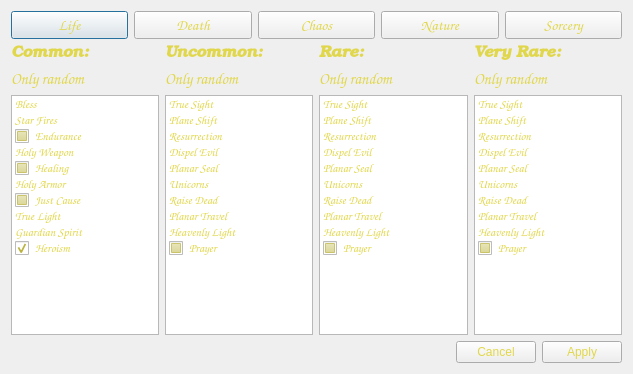
Qt form QMoMDialogs/DialogSelectInitialSpells.ui (jbalcomb/MoM-RTGT) before a commit.
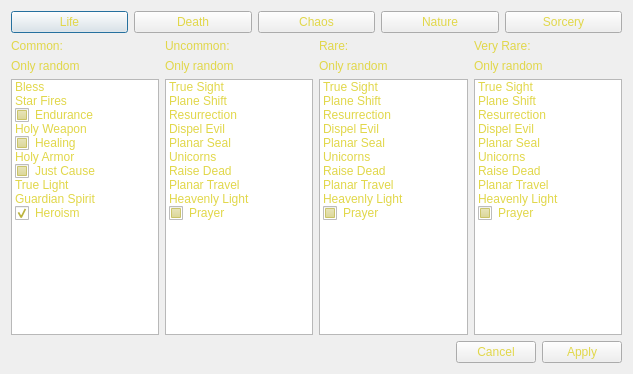
The same form after that commit. Icons and pictures are not drawn.

Commit message: Fix fonts and sizing

What changed in the file:
```diff
--- a/QMoMDialogs/DialogSelectInitialSpells.ui
+++ b/QMoMDialogs/DialogSelectInitialSpells.ui
@@ -10,13 +10,6 @@
     <height>374</height>
    </rect>
   </property>
-  <property name="font">
-   <font>
-    <family>URW Chancery L</family>
-    <pointsize>11</pointsize>
-    <italic>true</italic>
-   </font>
-  </property>
   <property name="windowTitle">
    <string>Select Initial Spells</string>
   </property>
@@ -86,12 +79,6 @@
    </item>
    <item row="3" column="3">
     <widget class="QListWidget" name="listWidget_VeryRare">
-     <property name="font">
-      <font>
-       <family>URW Chancery L</family>
-       <italic>true</italic>
-      </font>
-     </property>
      <property name="editTriggers">
       <set>QAbstractItemView::NoEditTriggers</set>
      </property>
@@ -215,12 +202,6 @@
    </item>
    <item row="3" column="0">
     <widget class="QListWidget" name="listWidget_Common">
-     <property name="font">
-      <font>
-       <family>URW Chancery L</family>
-       <italic>true</italic>
-      </font>
-     </property>
      <property name="editTriggers">
       <set>QAbstractItemView::NoEditTriggers</set>
      </property>
@@ -341,12 +322,6 @@
    </item>
    <item row="3" column="1">
     <widget class="QListWidget" name="listWidget_Uncommon">
-     <property name="font">
-      <font>
-       <family>URW Chancery L</family>
-       <italic>true</italic>
-      </font>
-     </property>
      <property name="editTriggers">
       <set>QAbstractItemView::NoEditTriggers</set>
      </property>
@@ -470,12 +445,6 @@
    </item>
    <item row="3" column="2">
     <widget class="QListWidget" name="listWidget_Rare">
-     <property name="font">
-      <font>
-       <family>URW Chancery L</family>
-       <italic>true</italic>
-      </font>
-     </property>
      <property name="editTriggers">
       <set>QAbstractItemView::NoEditTriggers</set>
      </property>
@@ -771,15 +740,6 @@
        </disabled>
       </palette>
      </property>
-     <property name="font">
-      <font>
-       <family>URW Bookman L</family>
-       <pointsize>12</pointsize>
-       <weight>75</weight>
-       <italic>true</italic>
-       <bold>true</bold>
-      </font>
-     </property>
      <property name="text">
       <string>Common:</string>
      </property>
@@ -959,15 +919,6 @@
        </disabled>
       </palette>
      </property>
-     <property name="font">
-      <font>
-       <family>URW Bookman L</family>
-       <pointsize>12</pointsize>
-       <weight>75</weight>
-       <italic>true</italic>
-       <bold>true</bold>
-      </font>
-     </property>
      <property name="text">
       <string>Uncommon:</string>
      </property>
@@ -1160,13 +1111,6 @@
        </disabled>
       </palette>
      </property>
-     <property name="font">
-      <font>
-       <family>URW Chancery L</family>
-       <pointsize>12</pointsize>
-       <italic>true</italic>
-      </font>
-     </property>
      <property name="text">
       <string>Only random</string>
      </property>
@@ -1346,13 +1290,6 @@
        </disabled>
       </palette>
      </property>
-     <property name="font">
-      <font>
-       <family>URW Chancery L</family>
-       <pointsize>12</pointsize>
-       <italic>true</italic>
-      </font>
-     </property>
      <property name="text">
       <string>Only random</string>
      </property>
@@ -1532,13 +1469,6 @@
        </disabled>
       </palette>
      </property>
-     <property name="font">
-      <font>
-       <family>URW Chancery L</family>
-       <pointsize>12</pointsize>
-       <italic>true</italic>
-      </font>
-     </property>
      <property name="text">
       <string>Only random</string>
      </property>
@@ -1718,15 +1648,6 @@
        </disabled>
       </palette>
      </property>
-     <property name="font">
-      <font>
-       <family>URW Bookman L</family>
-       <pointsize>12</pointsize>
-       <weight>75</weight>
-       <italic>true</italic>
-       <bold>true</bold>
-      </font>
-     </property>
      <property name="text">
       <string>Rare:</string>
      </property>
@@ -1906,15 +1827,6 @@
        </disabled>
       </palette>
      </property>
-     <property name="font">
-      <font>
-       <family>URW Bookman L</family>
-       <pointsize>12</pointsize>
-       <weight>75</weight>
-       <italic>true</italic>
-       <bold>true</bold>
-      </font>
-     </property>
      <property name="text">
       <string>Very Rare:</string>
      </property>
@@ -2094,13 +2006,6 @@
        </disabled>
       </palette>
      </property>
-     <property name="font">
-      <font>
-       <family>URW Chancery L</family>
-       <pointsize>12</pointsize>
-       <italic>true</italic>
-      </font>
-     </property>
      <property name="text">
       <string>Only random</string>
      </property>
```
The commit also changes 6 other files.
